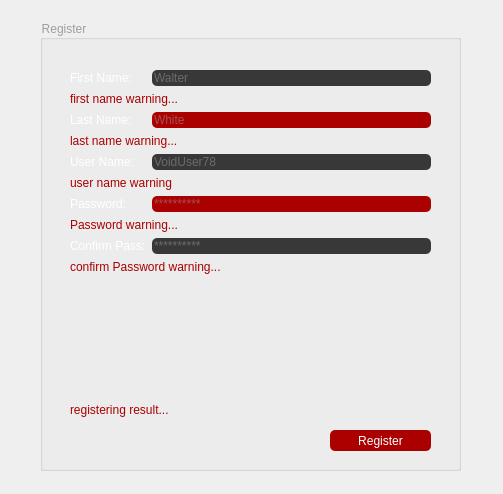
The window that registerpage.ui (borhanem/Messenger_Void_13) describes before a commit, drawn with Qt 5.
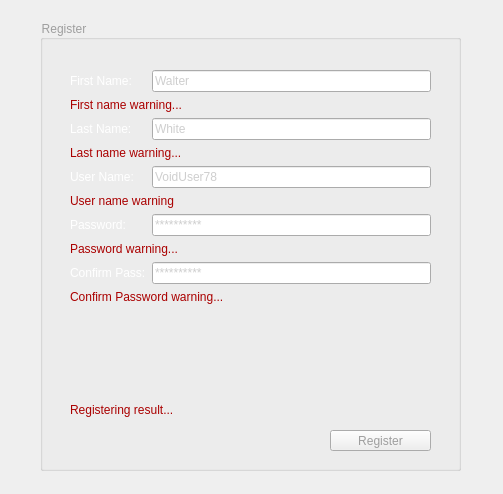
The same window after the commit.

```diff
--- a/registerpage.ui
+++ b/registerpage.ui
@@ -80,9 +80,7 @@
      <item row="0" column="1">
       <widget class="QLineEdit" name="FName_led_2">
        <property name="styleSheet">
-        <string notr="true">background-color: rgb(56, 56, 56);
-border-color: rgb(170, 170, 127);
-border-radius:5%;</string>
+        <string notr="true"/>
        </property>
        <property name="placeholderText">
         <string>Walter</string>
@@ -95,7 +93,7 @@
         <string notr="true">color: rgb(170, 0, 0);</string>
        </property>
        <property name="text">
-        <string>first name warning...</string>
+        <string>First name warning...</string>
        </property>
       </widget>
      </item>
@@ -112,9 +110,7 @@
      <item row="2" column="1">
       <widget class="QLineEdit" name="LName_led_2">
        <property name="styleSheet">
-        <string notr="true">background-color: rgb(170, 0, 0);
-border-color: rgb(170, 170, 127);
-border-radius:5%;</string>
+        <string notr="true"/>
        </property>
        <property name="placeholderText">
         <string>White</string>
@@ -127,7 +123,7 @@
         <string notr="true">color: rgb(170, 0, 0);</string>
        </property>
        <property name="text">
-        <string>last name warning...</string>
+        <string>Last name warning...</string>
        </property>
       </widget>
      </item>
@@ -144,9 +140,7 @@
      <item row="4" column="1">
       <widget class="QLineEdit" name="usrname_led">
        <property name="styleSheet">
-        <string notr="true">background-color: rgb(56, 56, 56);
-border-color: rgb(170, 170, 127);
-border-radius:5%;</string>
+        <string notr="true"/>
        </property>
        <property name="placeholderText">
         <string>VoidUser78</string>
@@ -159,7 +153,7 @@
         <string notr="true">color: rgb(170, 0, 0);</string>
        </property>
        <property name="text">
-        <string>user name warning</string>
+        <string>User name warning</string>
        </property>
       </widget>
      </item>
@@ -176,9 +170,7 @@
      <item row="6" column="1">
       <widget class="QLineEdit" name="pass_led_2">
        <property name="styleSheet">
-        <string notr="true">background-color: rgb(170, 0, 0);
-border-color: rgb(170, 170, 127);
-border-radius:5%;</string>
+        <string notr="true"/>
        </property>
        <property name="text">
         <string/>
@@ -204,9 +196,7 @@
      <item row="8" column="1">
       <widget class="QLineEdit" name="confirmpass_led">
        <property name="styleSheet">
-        <string notr="true">background-color: rgb(56, 56, 56);
-border-color: rgb(170, 170, 127);
-border-radius:5%;</string>
+        <string notr="true"/>
        </property>
        <property name="echoMode">
         <enum>QLineEdit::Password</enum>
@@ -232,7 +222,7 @@
         <string notr="true">color: rgb(170, 0, 0);</string>
        </property>
        <property name="text">
-        <string>confirm Password warning...</string>
+        <string>Confirm Password warning...</string>
        </property>
       </widget>
      </item>
@@ -248,9 +238,7 @@
      </rect>
     </property>
     <property name="styleSheet">
-     <string notr="true">background-color: rgb(170, 0, 0);
-border-radius: 5px;
-color: rgb(255, 255, 255);</string>
+     <string notr="true"/>
     </property>
     <property name="text">
      <string>Register</string>
@@ -269,7 +257,7 @@
      <string notr="true">color: rgb(170, 0, 0);</string>
     </property>
     <property name="text">
-     <string>registering result...</string>
+     <string>Registering result...</string>
     </property>
    </widget>
   </widget>
```
